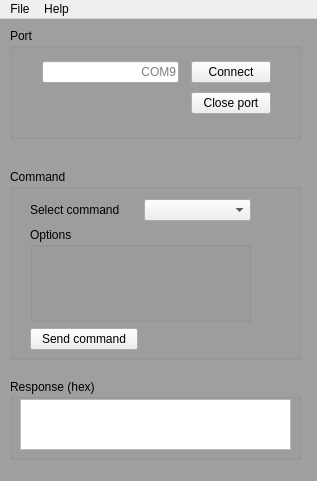
Old version of the form pyQt/stm_gui.ui in the repository AdamStork/dipterv.
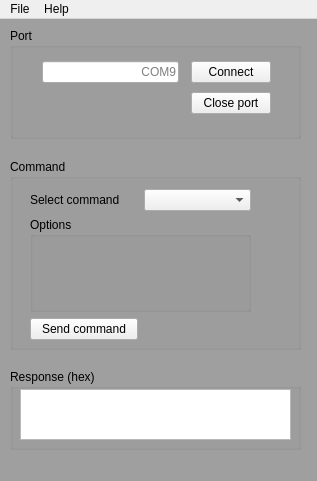
New version of the form.

Commit message: GB and layout adjustments

Patch:
```diff
--- a/pyQt/stm_gui.ui
+++ b/pyQt/stm_gui.ui
@@ -122,7 +122,7 @@
     <property name="geometry">
      <rect>
       <x>10</x>
-      <y>150</y>
+      <y>140</y>
       <width>291</width>
       <height>191</height>
      </rect>
@@ -178,7 +178,7 @@
     <property name="geometry">
      <rect>
       <x>10</x>
-      <y>360</y>
+      <y>350</y>
       <width>291</width>
       <height>81</height>
      </rect>
```
The commit also changes 1 other file.
